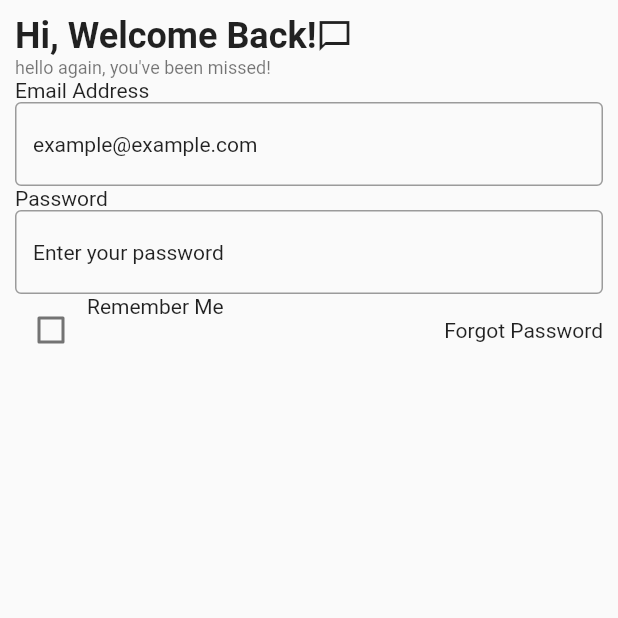
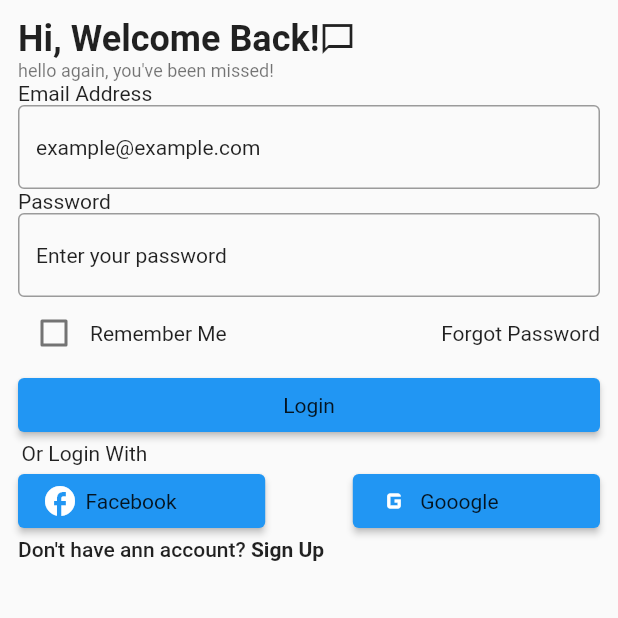
Before and after one commit to billzayy/Mobile_Chat_App, a Flutter app: the screen it shows after launch, on a phone screen of 412 x 824 dp, the top half of it. Run offline on Flutter 3.47's test engine with Material 2 defaults, Android fonts, the phone set to English and light mode, and no system bars; our stand-ins replace get.

Commit message:
add login, sign

```diff
--- a/lib/core/router_config.dart
+++ b/lib/core/router_config.dart
@@ -1,6 +1,8 @@
 import 'package:get/get.dart';
 import 'package:software_project_3/src/pesentation/login/login_ctrl.dart';
 import 'package:software_project_3/src/pesentation/login/login_view.dart';
+import 'package:software_project_3/src/pesentation/sign/sign_ctrl.dart';
+import 'package:software_project_3/src/pesentation/sign/sign_view.dart';
 
 class RouterConfigs {
   static final List<GetPage> routes = [
@@ -9,20 +11,20 @@ class RouterConfigs {
       page: () => const LoginView(),
       binding: BindingsBuilder(
         () {
-          Get.put(LoginController());
+          Get.lazyPut(() => LoginController());
         },
       ),
     ),
-    // GetPage(
-    //   name: DashBoardView.routeName,
-    //   page: () => const DashBoardView(),
-    //   binding: BindingsBuilder(
-    //         () {
-    //       Get.put(HomeController());
-    //       Get.put(DashBoardController());
-    //     },
-    //   ),
-    // ),
+    GetPage(
+      name: SignView.routeName,
+      page: () => const SignView(),
+      binding: BindingsBuilder(
+        () {
+          Get.lazyPut(() => SignController());
+          // Get.put(DashBoardController());
+        },
+      ),
+    ),
     // ...TinTucRouterConfigs.router
   ];
 }
--- a/lib/src/pesentation/login/login_view.dart
+++ b/lib/src/pesentation/login/login_view.dart
@@ -1,6 +1,7 @@
 import 'package:flutter/material.dart';
 import 'package:get/get.dart';
 import 'package:software_project_3/src/pesentation/login/login_ctrl.dart';
+import 'package:software_project_3/src/pesentation/sign/sign_view.dart';
 
 class LoginView extends GetView<LoginController> {
   static const String routeName = '/LoginView';
@@ -11,8 +12,9 @@ class LoginView extends GetView<LoginController> {
     return Scaffold(
       body: SafeArea(
         child: Padding(
-          padding: const EdgeInsets.all(10.0),
+          padding: const EdgeInsets.all(12.0),
           child: Column(
+            // mainAxisAlignment: MainAxisAlignment.center,
             // mainAxisAlignment: MainAxisAlignment.spaceBetweens,
             crossAxisAlignment: CrossAxisAlignment.start,
             children: [
@@ -68,7 +70,7 @@ class LoginView extends GetView<LoginController> {
                 mainAxisAlignment: MainAxisAlignment.spaceBetween,
                 children: [
                   Row(
-                    crossAxisAlignment: CrossAxisAlignment.start,
+                    // crossAxisAlignment: CrossAxisAlignment.start,
                     children: [
                       Checkbox(
                         checkColor: Colors.white,
@@ -87,6 +89,86 @@ class LoginView extends GetView<LoginController> {
                     style: Get.theme.textTheme.bodyMedium,
                   ),
                 ],
+              ),
+              SizedBox(
+                width: Get.width,
+                child: ElevatedButton(
+                  onPressed: () {},
+                  child: Text(
+                    'Login',
+                    style: Get.theme.textTheme.bodyMedium,
+                  ),
+                ),
+              ),
+              Row(
+                children: [
+                  Divider(
+                    indent: 0.2,
+                    endIndent: 2.2,
+                    color: Colors.grey,
+                    height: 1,
+                  ),
+                  Text(
+                    'Or Login With',
+                    style: Get.theme.textTheme.bodyMedium,
+                  ),
+                  Divider(
+                    color: Colors.grey,
+                  )
+                ],
+              ),
+              Row(
+                mainAxisAlignment: MainAxisAlignment.spaceBetween,
+                children: [
+                  SizedBox(
+                    width: Get.width * 0.4,
+                    child: ElevatedButton(
+                        onPressed: () {},
+                        child: Row(
+                          children: [
+                            const Icon(Icons.facebook),
+                            const SizedBox(
+                              width: 5,
+                            ),
+                            Text(
+                              'Facebook',
+                              style: Get.theme.textTheme.bodyMedium,
+                            ),
+                          ],
+                        )),
+                  ),
+                  SizedBox(
+                    width: Get.width * 0.4,
+                    child: ElevatedButton(
+                        onPressed: () {},
+                        child: Row(
+                          children: [
+                            const Icon(Icons.g_mobiledata),
+                            const SizedBox(
+                              width: 5,
+                            ),
+                            Text(
+                              'Gooogle',
+                              style: Get.theme.textTheme.bodyMedium,
+                            ),
+                          ],
+                        )),
+                  ),
+                ],
+              ),
+              Row(
+                children: [
+                  Text("Don't have ann account? ",
+                      style: Get.theme.textTheme.bodyLarge),
+                  InkWell(
+                    onTap: () => Get.toNamed(SignView.routeName),
+                    child: Text(
+                      "Sign Up ",
+                      style: Get.theme.textTheme.bodyLarge
+                          ?.copyWith(fontWeight: FontWeight.bold),
+                    ),
+                  )
+                ],
               )
             ],
           ),
--- /dev/null
+++ b/lib/src/pesentation/sign/sign_ctrl.dart
@@ -0,0 +1,5 @@
+import 'package:get/get.dart';
+
+class SignController extends GetxController {
+  bool isChecked = false;
+}
```
Also changed, not shown: lib/src/pesentation/sign/sign_view.dart (added, +178 -0 lines).
